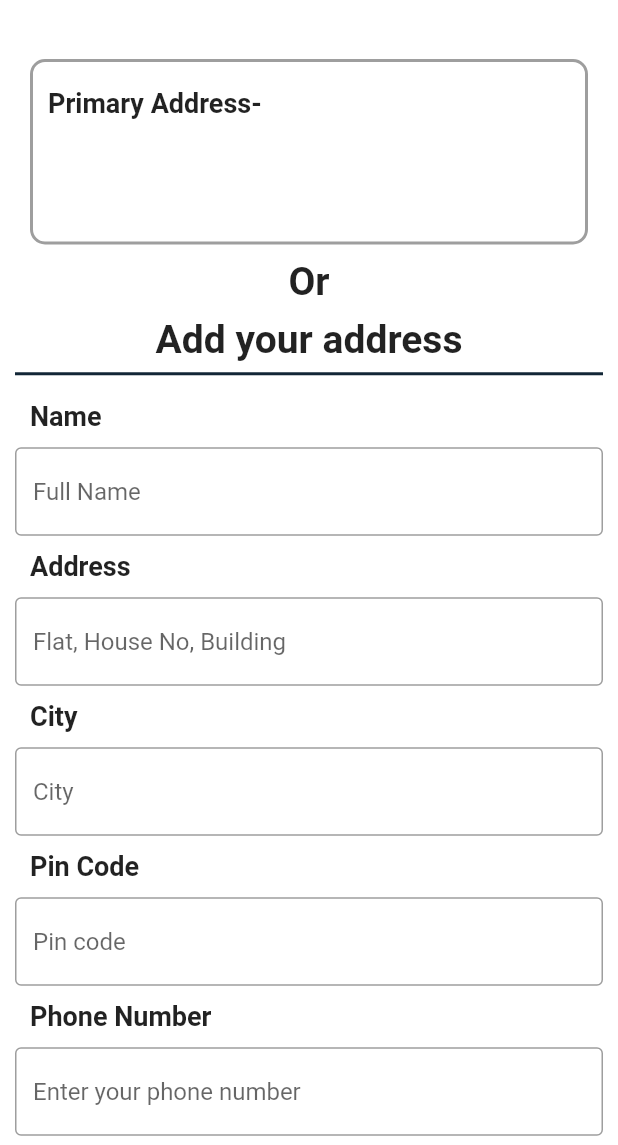
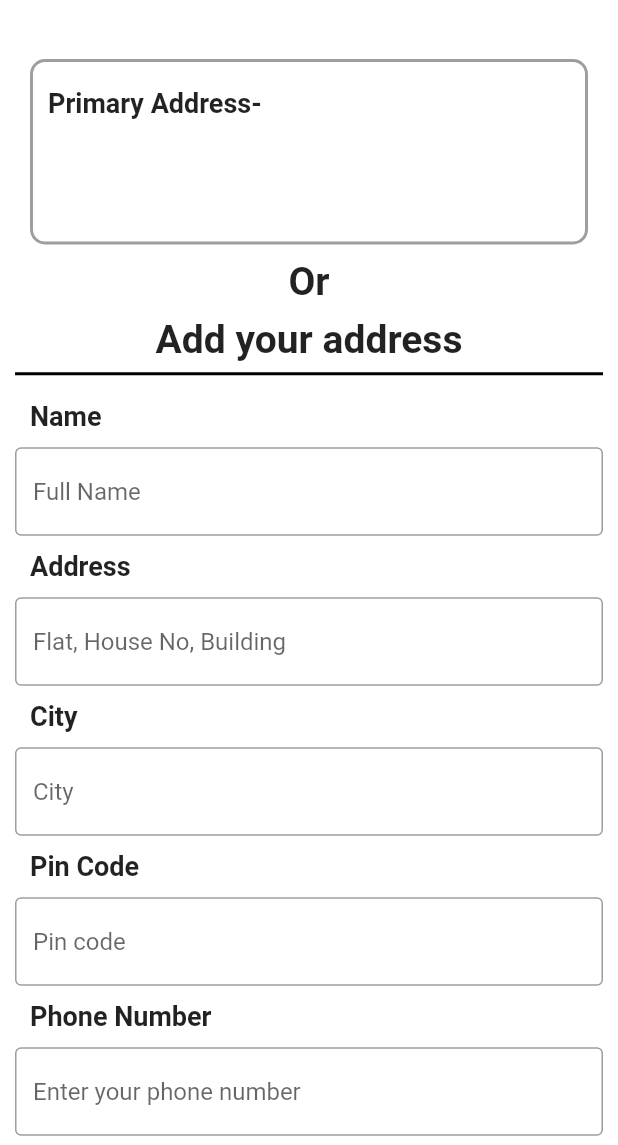
Before and after one commit to Pratulpant01/Shopit, a Flutter app: the OrderScreen screen opened directly, on a phone screen of 412 x 824 dp, the part 91-1236 px from its top. Run offline on Flutter 3.47's test engine with Material 2 defaults, Android fonts, the phone set to English and light mode, and no system bars; our stand-ins replace bloc, cloud_firestore, equatable, firebase_auth, firebase_core, firebase_storage and 5 more; missing offline and left inert: pay; accounts and stored records are empty; network calls fail; Roboto replaces fonts that are missing (Akshar, Aleo); project files that could hold a hidden picture were left out.

Commit message:
update 2.1

```diff
--- a/lib/screens/Order/order_screen.dart
+++ b/lib/screens/Order/order_screen.dart
@@ -10,6 +10,7 @@ import 'package:shopit/models/product_model.dart';
 import 'package:shopit/screens/Order/services/order_services.dart';
 import 'package:shopit/screens/Order/services/order_services.dart';
 import 'package:shopit/screens/account_screen.dart';
+import 'package:shopit/screens/order_result_screen.dart';
 import 'package:shopit/utils/color_themes.dart';
 import 'package:shopit/utils/constants.dart';
 import 'package:shopit/utils/utils.dart';
@@ -24,11 +25,11 @@ final _addressFormKey = GlobalKey<FormState>();
 
 class OrderScreen extends StatefulWidget {
   final String totalAmount;
-  bool isSelected;
+  bool isLoading = false;
+
   OrderScreen({
     Key? key,
     required this.totalAmount,
-    this.isSelected = false,
   }) : super(key: key);
 
   @override
@@ -82,6 +83,12 @@ class _OrderScreenState extends State<OrderScreen> {
       buyerId: FirebaseAuth.instance.currentUser!.uid,
       orderStatus: 0,
     );
+    Navigator.push(
+      context,
+      MaterialPageRoute(
+        builder: (context) => OrderResultScreen(),
+      ),
+    );
   }
 
   void onGooglePayResult(res) async {
@@ -98,6 +105,12 @@ class _OrderScreenState extends State<OrderScreen> {
       shippingAddress: addressDetails,
       buyerId: FirebaseAuth.instance.currentUser!.uid,
       orderStatus: 0,
+    );
+    Navigator.push(
+      context,
+      MaterialPageRoute(
+        builder: (context) => OrderResultScreen(),
+      ),
     );
   }
 
@@ -133,8 +146,21 @@ class _OrderScreenState extends State<OrderScreen> {
         appBar: ParentAppBarWidget(
           hasBack: true,
         ),
-        body: SingleChildScrollView(
-          child: Container(
+        body: Stack(
+          children: [
+            widget.isLoading
+                ? Container(
+                    height: screenSize.height,
+                    child: Center(
+                      child: CircularProgressIndicator(
+                        color: buttonColor,
+                      ),
+                    ))
+                : Container(),
+            SingleChildScrollView(
+              child: Stack(
+                children: [
+                  Container(
                     padding: EdgeInsets.symmetric(horizontal: 10, vertical: 10),
                     child: Column(
                         mainAxisSize: MainAxisSize.min,
@@ -149,7 +175,8 @@ class _OrderScreenState extends State<OrderScreen> {
                                       address: user,
                                     ),
                                     Center(
-                              child: Text("Or", style: addressTextStyle),
+                                      child:
+                                          Text("Or", style: addressTextStyle),
                                     ),
                                   ],
                                 )
@@ -165,7 +192,7 @@ class _OrderScreenState extends State<OrderScreen> {
                           ),
                           Divider(
                             thickness: 2,
-                    color: !widget.isSelected ? buttonColor : Colors.grey,
+                            color: Colors.black,
                           ),
                           Form(
                             key: _addressFormKey,
@@ -208,7 +235,9 @@ class _OrderScreenState extends State<OrderScreen> {
                             height: screenSize.height * .05,
                           ),
                           ApplePayButton(
-                    onPressed: () => addressSelected(user.address),
+                            onPressed: () {
+                              addressSelected(user.address);
+                            },
                             width: screenSize.width,
                             height: screenSize.height * 0.05,
                             type: ApplePayButtonType.buy,
@@ -236,6 +265,10 @@ class _OrderScreenState extends State<OrderScreen> {
                           )
                         ]),
                   ),
+                ],
+              ),
+            ),
+          ],
         ));
   }
 }
--- a/lib/screens/Order/services/order_services.dart
+++ b/lib/screens/Order/services/order_services.dart
@@ -37,7 +37,7 @@ class OrderServices {
     return products;
   }
 
-  Future uploadOrderedProductsToUser(String orderId) async {
+  Future uploadOrderedProductsToUser() async {
     List<ProductModel> products = await OrderServices().getOrderedProducts();
 
     products.forEach((product) async {
@@ -75,7 +75,7 @@ class OrderServices {
           .set(product.getJson());
     });
     await firestore.collection('orders').doc(orderNumber).set(order.getJson());
-    await OrderServices().uploadOrderedProductsToUser(orderNumber);
+    await OrderServices().uploadOrderedProductsToUser();
   }
 
   Future getOrderDetails(String buyerId) async {
```
Lines whose indentation alone changed are shown as unchanged.
